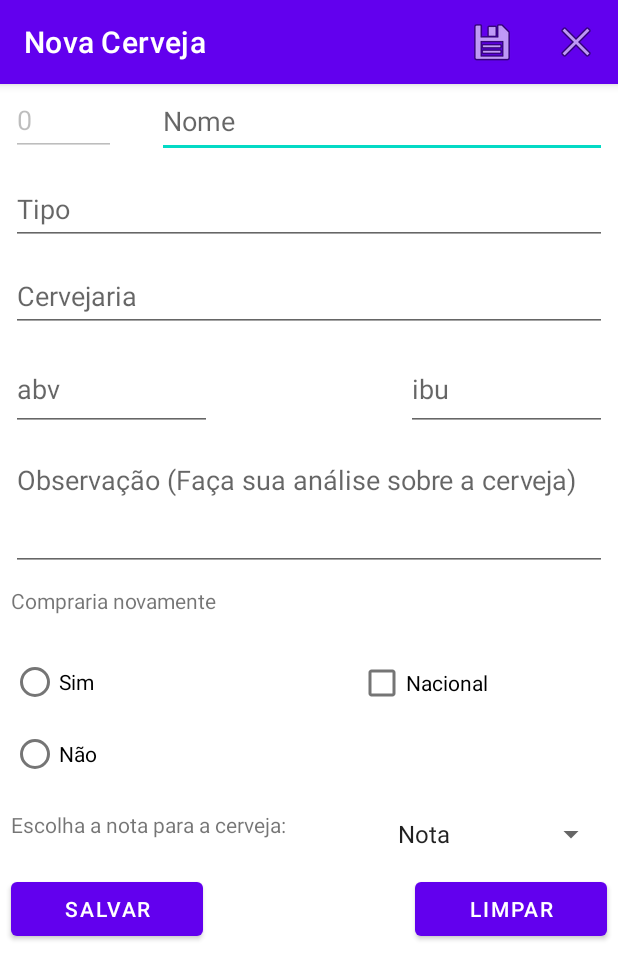
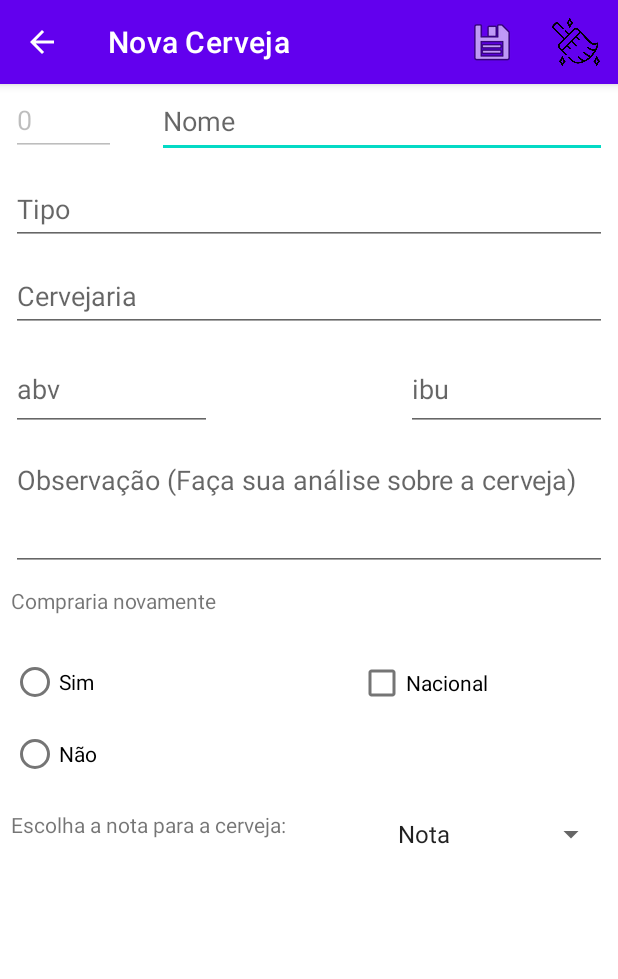
Before and after one commit to diego-dantas/beer-type-control, an Android app: the screen it shows after launch (RegisterActivity), after a tap on "Adicionar", on a phone screen of 412 x 824 dp. Shown: the top 979 px of the screen. Run offline under Robolectric (Android 15) with nearby library versions, the phone set to English and light mode, and no system bars; our stand-ins replace data binding.

Commit message:
Fourth delivery | inclusion button UP

```diff
--- a/app/src/main/AndroidManifest.xml
+++ b/app/src/main/AndroidManifest.xml
@@ -16,6 +16,7 @@
         tools:targetApi="32">
         <activity
             android:name=".AboutActivity"
+            android:parentActivityName=".ListActivity"
             android:exported="false" />
         <activity
             android:name=".BeerLayout"
@@ -31,6 +32,7 @@
         </activity>
         <activity
             android:name=".RegisterActivity"
+            android:parentActivityName=".ListActivity"
             android:exported="true" />
     </application>
 
--- a/app/src/main/java/com/blackscreen/beertypecontrol/RegisterActivity.java
+++ b/app/src/main/java/com/blackscreen/beertypecontrol/RegisterActivity.java
@@ -15,6 +15,7 @@ import android.widget.Spinner;
 import android.widget.Toast;
 
 import androidx.annotation.NonNull;
+import androidx.appcompat.app.ActionBar;
 import androidx.appcompat.app.AppCompatActivity;
 
 import com.blackscreen.beertypecontrol.beer.BeerDTO;
@@ -64,6 +65,11 @@ public class RegisterActivity extends AppCompatActivity {
         super.onCreate(savedInstanceState);
 
         setContentView(R.layout.activity_register);
+
+        ActionBar actionBar = getSupportActionBar();
+        if(Objects.nonNull(actionBar)){
+            actionBar.setDisplayHomeAsUpEnabled(true);
+        }
 
         Intent intent = getIntent();
         Bundle bundle = intent.getExtras();
@@ -213,8 +219,7 @@ public class RegisterActivity extends AppCompatActivity {
         String abv      = editTextAbv.getText().toString();
         String ibu      = editTextIbu.getText().toString();
         String note     = editTextNote.getText().toString();
-        String spNote   = validateSpinner();
-        Boolean wouldBuyAgain = validateRadioButton();
+
 
         if(validateField(name)){
             showToastEditText(R.string.errorName, editTextName);
@@ -235,6 +240,9 @@ public class RegisterActivity extends AppCompatActivity {
             showToastEditText(R.string.errorNote, editTextNote);
             return null;
         }
+
+        String spNote   = validateSpinner();
+        Boolean wouldBuyAgain = validateRadioButton();
 
         if(Objects.isNull(wouldBuyAgain) || Objects.isNull(spNote)){
             return null;
@@ -318,6 +326,10 @@ public class RegisterActivity extends AppCompatActivity {
 
     @Override
     public void onBackPressed() {
+       cancel();
+    }
+
+    private void cancel(){
         setResult(Activity.RESULT_CANCELED);
         finish();
     }
@@ -337,9 +349,11 @@ public class RegisterActivity extends AppCompatActivity {
             case R.id.menuItemClean:
                 clean();
                 return true;
+            case android.R.id.home:
+                cancel();
+                return true;
             default:
-                return false;
+                return super.onOptionsItemSelected(item);
         }
-
     }
 }
--- a/app/src/main/res/layout/activity_register.xml
+++ b/app/src/main/res/layout/activity_register.xml
@@ -156,27 +156,6 @@
             app:layout_constraintTop_toTopOf="@+id/radioGroupBuy"
             tools:ignore="MissingConstraints" />
 
-        <Button
-            android:id="@+id/buttonSave"
-            android:layout_width="128dp"
-            android:layout_height="48dp"
-            android:layout_marginTop="10dp"
-            android:onClick="saveFields"
-            android:text="@string/save"
-            app:layout_constraintEnd_toEndOf="@+id/editTextAbv"
-            app:layout_constraintHorizontal_bias="0.0"
-            app:layout_constraintStart_toStartOf="@+id/radioGroupBuy"
-            app:layout_constraintTop_toBottomOf="@+id/spinnerNote" />
-
-        <Button
-            android:id="@+id/buttonClean"
-            android:layout_width="128dp"
-            android:layout_height="48dp"
-            android:onClick="clearFields"
-            android:text="@string/clean"
-            app:layout_constraintEnd_toEndOf="@+id/checkBoxOrigin"
-            app:layout_constraintTop_toTopOf="@+id/buttonSave" />
-
         <Spinner
             android:id="@+id/spinnerNote"
             android:layout_width="155dp"
--- a/app/src/main/res/menu/main_option_register.xml
+++ b/app/src/main/res/menu/main_option_register.xml
@@ -9,7 +9,7 @@
         app:showAsAction="ifRoom" />
     <item
         android:id="@+id/menuItemClean"
-        android:icon="@android:drawable/ic_menu_close_clear_cancel"
+        android:icon="@drawable/icon_clean"
         android:title="@string/clean"
         app:showAsAction="ifRoom" />
 </menu>
```
Also changed, not shown: app/src/main/java/com/blackscreen/beertypecontrol/AboutActivity.java (+32 -0 lines), app/src/main/res/layout/activity_list.xml (+1 -38 lines), app/src/main/res/drawable/clean.png (added), app/src/main/res/drawable/icon_clean.png (added).
